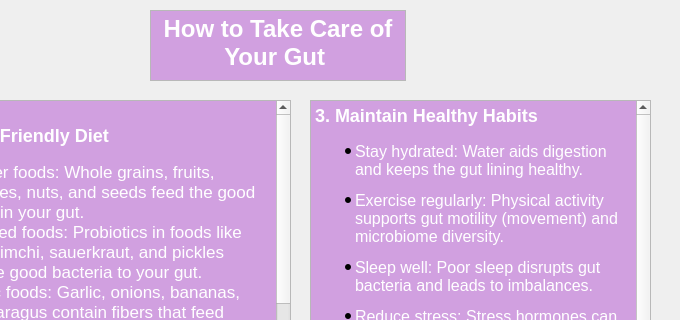
The window that A8EduApp/howtostayhealthywidget.ui (University-of-Utah-CS3505/a9-edu-app-f24-00Calvin00) describes before a commit, drawn with Qt 5; both pictures show x 120 to 800 and y 0 to 320 of the 800 by 600 pixel window.
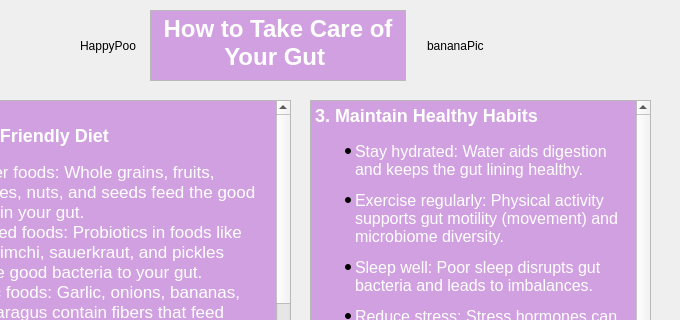
The same window after the commit.

What changed in the file:
```diff
--- a/A8EduApp/howtostayhealthywidget.ui
+++ b/A8EduApp/howtostayhealthywidget.ui
@@ -152,6 +152,32 @@
 &lt;li style=&quot; font-family:'Times New Roman','Times','serif'; font-size:16px; color:#ffffff;&quot; style=&quot; margin-top:0px; margin-bottom:12px; margin-left:0px; margin-right:0px; -qt-block-indent:0; text-indent:0px;&quot;&gt;&lt;span style=&quot; font-size:16px;&quot;&gt;Prebiotics: Ensure your diet supports probiotics by feeding them with prebiotic fibers. &lt;/span&gt;&lt;/li&gt;&lt;/ul&gt;&lt;/body&gt;&lt;/html&gt;</string>
    </property>
   </widget>
+  <widget class="QLabel" name="happyPoo">
+   <property name="geometry">
+    <rect>
+     <x>200</x>
+     <y>10</y>
+     <width>101</width>
+     <height>71</height>
+    </rect>
+   </property>
+   <property name="text">
+    <string>HappyPoo</string>
+   </property>
+  </widget>
+  <widget class="QLabel" name="bananaPic">
+   <property name="geometry">
+    <rect>
+     <x>547</x>
+     <y>15</y>
+     <width>111</width>
+     <height>61</height>
+    </rect>
+   </property>
+   <property name="text">
+    <string>bananaPic</string>
+   </property>
+  </widget>
  </widget>
  <resources/>
  <connections/>
```
